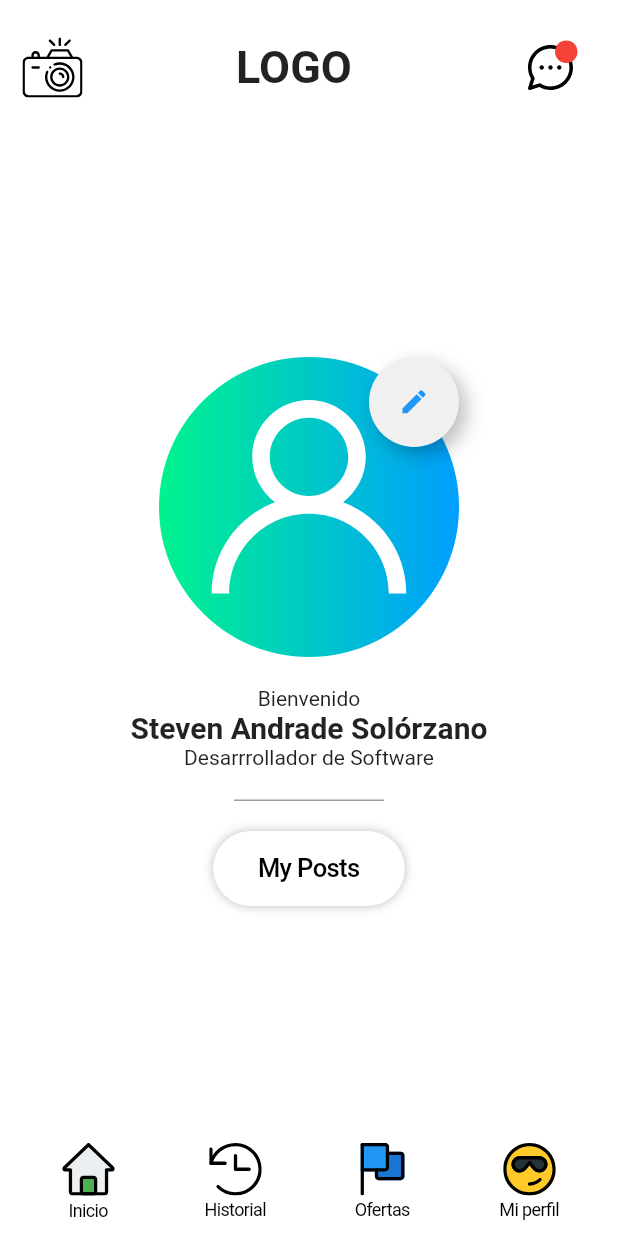
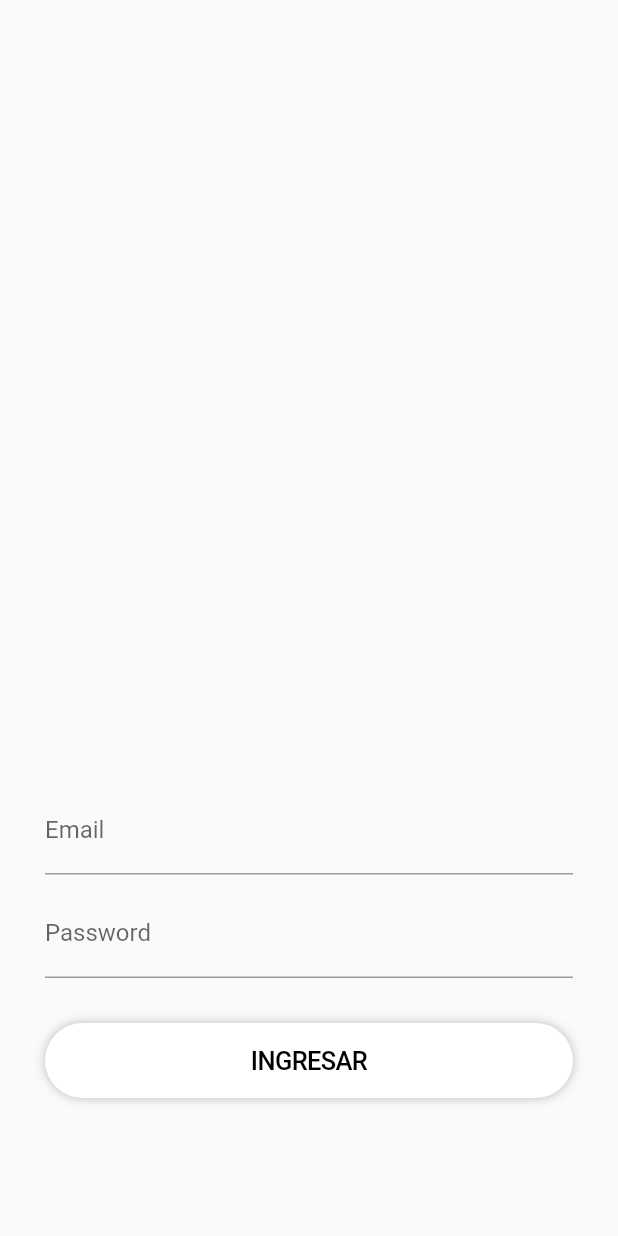
Before and after one commit to stev1494/flutter-buenas-pr-cticas, a Flutter app: the screen it shows after launch, on a phone screen of 412 x 824 dp. Run offline on Flutter 3.47's test engine with Material 2 defaults, Android fonts, the phone set to English and light mode, and no system bars; our stand-ins replace after_layout, cached_network_image, flutter_svg, image_picker.

```diff
--- a/lib/main.dart
+++ b/lib/main.dart
@@ -2,6 +2,7 @@ import 'package:flutter/material.dart';
 import 'package:ui/pages/home_page.dart';
 import 'package:flutter/services.dart';
 import 'package:ui/pages/image_page.dart';
+import 'package:ui/pages/login_page.dart';
 import 'package:ui/pages/posts_page.dart';
 import 'package:ui/pages/splash_page.dart';
 
@@ -16,18 +17,26 @@ class MyApp extends StatelessWidget {
 
     SystemChrome.setSystemUIOverlayStyle(SystemUiOverlayStyle.light);
 
-    return MaterialApp(
+    return GestureDetector(
+      // Esto lo hacemos para simular el comportamiento de cerrar teclados, como en iOS
+      onTap: () {
+        FocusScope.of(context).requestFocus(new FocusNode());
+
+      },
+      child: MaterialApp(
         debugShowCheckedModeBanner: false,
         title: 'UI',
         home: SplashPage(),
         routes: {
           ImagePage.routeName: (BuildContext context) => ImagePage(),
           HomePage.routeName: (_) => HomePage(),
-        PostsPage.routeName: (_) =>PostsPage()
+          PostsPage.routeName: (_) => PostsPage(),
+          LoginPage.routeName: (_) => LoginPage(),
         },
         theme: ThemeData(
           primarySwatch: Colors.blue,
         ),
+      ),
     );
   }
 }
--- a/lib/pages/home_page.dart
+++ b/lib/pages/home_page.dart
@@ -1,6 +1,10 @@
 import 'package:flutter/material.dart';
 import 'package:ui/pages/chat_page.dart';
 import 'package:ui/pages/image_page.dart';
+import 'package:ui/pages/page_home_tabs/history_tab.dart';
+import 'package:ui/pages/page_home_tabs/home_tab.dart';
+import 'package:ui/pages/page_home_tabs/more_tab.dart';
+import 'package:ui/pages/page_home_tabs/oferts_tab.dart';
 import 'package:ui/pages/posts_page.dart';
 import 'package:ui/widgets/avatar.dart';
 import 'package:ui/widgets/bottom_menu.dart';
@@ -8,6 +12,7 @@ import 'package:flutter/cupertino.dart';
 import 'package:ui/widgets/cronometer.dart';
 import 'package:ui/widgets/my_appbar.dart';
 import 'package:ui/widgets/my_btn.dart';
+import 'package:ui/widgets/my_page_view.dart';
 
 class HomePage extends StatefulWidget {
   static final routeName = 'home';
@@ -16,24 +21,40 @@ class HomePage extends StatefulWidget {
 }
 
 class _HomePageState extends State<HomePage> {
-  bool _isEnabled = false;
+  int _currentPage = 0;
+  // PageController _pageViewController;
+
+  final _menu = [
+          BottomMenuItem(iconPath: 'assets/icons/home.svg', label: 'Inicio', content: HomeTab()),
+          BottomMenuItem(iconPath: 'assets/icons/historial.svg', label: 'Historial', content: HistoryTab()),
+          BottomMenuItem(iconPath: 'assets/icons/ofertas.svg', label: 'Ofertas', content: OfertsTab()),
+          BottomMenuItem(iconPath: 'assets/icons/emoji.svg', label: 'Mi perfil', content: MoreTab())
+      ];
+
+  @override
+  void initState() {
+    super.initState();
+     //_pageViewController = PageController(initialPage: 0, keepPage: false);
+  }
+
+  @override
+  void dispose() {
+    // _pageViewController?.dispose();
+    super.dispose();
+  }
 
   @override
   Widget build(BuildContext context) {
     return Scaffold(
-      // bottomNavigationBar: BottomNavigationBar(
-      //   items: [
-      //     BottomNavigationBarItem(icon: Icon(Icons.home), label: "Home"),
-      //     BottomNavigationBarItem(icon: Icon(Icons.list), label: "List"),
-      //     BottomNavigationBarItem(icon: Icon(Icons.person), label: "Profile"),
-      //   ],
-      // ),
-      bottomNavigationBar: BottomMenu(items: [
-        BottomMenuItem(iconPath: 'assets/icons/home.svg', label: 'Inicio'),
-        BottomMenuItem(iconPath: 'assets/icons/historial.svg', label: 'Historial'),
-        BottomMenuItem(iconPath: 'assets/icons/ofertas.svg', label: 'Ofertas'),
-        BottomMenuItem(iconPath: 'assets/icons/emoji.svg', label: 'Mi perfil')
-      ],),
+      bottomNavigationBar: BottomMenu(
+        currentPage: _currentPage,
+        onChanged: (int newCurrentPage){
+          // _pageViewController.jumpToPage(newCurrentPage);
+          setState(() {
+            _currentPage = newCurrentPage;
+          });
+        },
+        items: _menu,),
       backgroundColor: Colors.white,
       body: SafeArea(
         top: true,
@@ -55,41 +76,21 @@ class _HomePageState extends State<HomePage> {
                 },
               ),
               Expanded(
-                child: Column(
-                crossAxisAlignment: CrossAxisAlignment.center,
-                mainAxisAlignment: MainAxisAlignment.center,
-                mainAxisSize: MainAxisSize.max,
-              children: <Widget> [
-              Avatar(),
-              SizedBox(height: 20,),
-              Text("Bienvenido"),
-              Text("Steven Andrade Solórzano", style: TextStyle(fontWeight: FontWeight.bold, fontSize: 20),),
-              Text("Desarrrollador de Software"),
-              Container(
-                height: 1,
-                width: 100,
-                margin: EdgeInsets.symmetric(vertical:20),
-                color: Colors.grey,
-              ),
-              _isEnabled == true ?
-                  Cronometer(initTime: 10.0, fontSize: 40.0,) :
-                  Container(),
-              // CupertinoButton(
-              //   onPressed: () {
-              //     setState(() {
-              //       _isEnabled = !_isEnabled;
-              //     });
-              //   },
-              //   color: Colors.blue,
-              //   child: Text("Enabled: $_isEnabled"),
-              // ),
-              MyBtn(
-                label: 'My Posts',
-                onPressed: (){
-                  Navigator.pushNamed(context, PostsPage.routeName);
-                },)
-            ],
-          )
+                // PageView.builder(
+                //   controller: _pageViewController,
+                //   onPageChanged: (int newPage){
+                //     setState(() {
+                //       _currentPage = newPage;
+                //     });
+                //   },
+                //   itemBuilder: (context, index){
+                //   return _menu[index].content;
+                // },
+                // itemCount: 4,)
+                child: MyPageView(
+                  children: _menu.map((item) => item.content).toList(),
+                  currentPage: _currentPage,
+                )
               )
             ],
           )
--- /dev/null
+++ b/lib/pages/login_page.dart
@@ -0,0 +1,101 @@
+import 'package:flutter/material.dart';
+import 'package:ui/widgets/my_btn.dart';
+
+class LoginPage extends StatefulWidget {
+  static final routeName = 'login';
+  @override
+  _LoginPageState createState() => _LoginPageState();
+}
+
+class _LoginPageState extends State<LoginPage> {
+
+  FocusNode _focusNodePassword = FocusNode();
+  GlobalKey<FormState> _formKey = GlobalKey();
+  String _email = "", _password = "";
+
+  @override
+  void dispose() {
+    _focusNodePassword.dispose();
+    super.dispose();
+  }
+
+  _submit() {
+    final bool isValid = _formKey.currentState.validate();
+    if(isValid) {}
+  }
+
+ String _validateEmail(email) {
+    if(email.isNotEmpty && email.contains("@")) {
+      _email = email;
+      return null;
+    }
+    return "Invalid Email";
+  }
+
+ String _validatePassword(password) {
+    if(password.isNotEmpty && password.length > 4 ) {
+      _password = password;
+      return null;
+    }
+    return "Invalid Password";
+  }
+
+  @override
+  Widget build(BuildContext context) {
+    return Scaffold(
+      body: SafeArea(
+        child: Container(
+          width: double.infinity,
+          height: double.infinity,
+          padding: EdgeInsets.symmetric(horizontal: 30),
+          child: Column(
+            mainAxisAlignment: MainAxisAlignment.end,
+            children: [
+              ConstrainedBox(
+                constraints: BoxConstraints(
+                  maxHeight: 300,
+                  minWidth: 200
+                ),
+                child: Form(
+                  key: _formKey ,
+                  child: Column(
+                  children: [
+                    TextFormField(
+                      decoration: InputDecoration(hintText: "example.@domain.com", labelText: "Email"),
+                      keyboardType: TextInputType.emailAddress,
+                      keyboardAppearance: Brightness.light,
+                      textInputAction: TextInputAction.next,
+                      validator: _validateEmail,
+                      onFieldSubmitted: (String text) {
+                        FocusScope.of(context).requestFocus(_focusNodePassword);
+                      } ,
+                    ),
+                    SizedBox(height: 10,),
+                    TextFormField(
+                      decoration: InputDecoration(hintText: "*******", labelText: "Password"),
+                      obscureText: true,
+                      keyboardAppearance: Brightness.light,
+                      focusNode: _focusNodePassword,
+                      textInputAction: TextInputAction.send,
+                      validator: _validatePassword,
+                      onFieldSubmitted: (String text) {
+                        _submit();
+                      },
+                    ),
+                    SizedBox(height: 30,),
+                    MyBtn(
+                      fullWidth: true,
+                      label: "INGRESAR",
+                      onPressed: _submit,
+                    )
+                  ],
+                ),
+                )
+              ),
+            ],
+          ),
+        ),
+      ),
+    );
+  }
+}
--- a/lib/pages/splash_page.dart
+++ b/lib/pages/splash_page.dart
@@ -1,7 +1,7 @@
 import 'package:after_layout/after_layout.dart';
 import 'package:flutter/cupertino.dart';
 import 'package:flutter/material.dart';
-import 'package:ui/pages/home_page.dart';
+import 'package:ui/pages/login_page.dart';
 
 class SplashPage extends StatefulWidget {
   @override
@@ -18,7 +18,7 @@ class _SplashPageState extends State<SplashPage> with AfterLayoutMixin {
   @override
   void afterFirstLayout(BuildContext context) {
     Future.delayed(Duration(seconds: 2)).then((_) {
-      Navigator.pushReplacementNamed(context, HomePage.routeName);
+      Navigator.pushReplacementNamed(context, LoginPage.routeName);
     });
   }
 
--- a/lib/widgets/avatar.dart
+++ b/lib/widgets/avatar.dart
@@ -6,6 +6,9 @@ import 'package:image_picker/image_picker.dart';
 import 'package:ui/widgets/circle_container.dart';
 
 class Avatar extends StatefulWidget {
+  final double size;
+
+  const Avatar({Key key, this.size = 150}) : super(key: key);
   @override
   _AvatarState createState() => _AvatarState();
 }
@@ -26,9 +29,9 @@ class _AvatarState extends State<Avatar> {
   @override
   Widget build(BuildContext context) {
     return Container(
-      width: 200,
-      height: 200,
-      color: Colors.white,
+      width: widget.size,
+      height: widget.size,
+      color: Color(0xfff0f0f0),
       child: Stack(
         children: [
           _file == null
--- a/lib/widgets/my_btn.dart
+++ b/lib/widgets/my_btn.dart
@@ -4,9 +4,10 @@ import 'package:flutter/material.dart';
 class MyBtn extends StatelessWidget {
   final String label;
   final VoidCallback onPressed;
+  final bool fullWidth;
   final Color backgroundColor, textColor;
 
-  const MyBtn({Key key, this.label, this.onPressed, this.backgroundColor, this.textColor}) :
+  const MyBtn({Key key, this.label, this.onPressed, this.backgroundColor, this.textColor, this.fullWidth = false}) :
    assert(label != null),
    super(key: key);
 
@@ -16,9 +17,11 @@ class MyBtn extends StatelessWidget {
         minSize: 30,
         padding: EdgeInsets.zero,
         child: Container(
+          width: fullWidth ? double.infinity : null,
           padding: EdgeInsets.symmetric(horizontal: 30, vertical: 15),
           child: Text(
             this.label,
+            textAlign: TextAlign.center,
             style: TextStyle(
               color: this.textColor ?? Colors.black,
               fontWeight: FontWeight.w500),
@@ -31,7 +34,10 @@ class MyBtn extends StatelessWidget {
             ],
           ),
         ),
-    onPressed: this.onPressed,
+    onPressed: (){
+      FocusScope.of(context).unfocus();
+      this.onPressed();
+    },
     );
   }
 }
```
Also changed, not shown: lib/pages/image_page.dart (+12 -24 lines), lib/pages/page_home_tabs/history_tab.dart (added, +20 -0 lines), lib/pages/page_home_tabs/home_tab.dart (added, +124 -0 lines), lib/pages/page_home_tabs/more_tab.dart (added, +13 -0 lines), lib/pages/page_home_tabs/oferts_tab.dart (added, +13 -0 lines), lib/widgets/bottom_menu.dart (+18 -5 lines), lib/widgets/my_page_view.dart (added, +40 -0 lines). Lines whose indentation alone changed are shown as unchanged.
